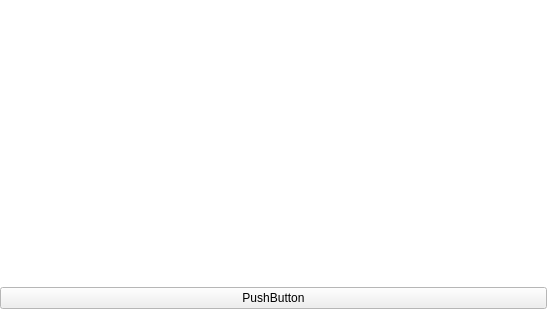
The window that mainwindow.ui (Dertosh/SocketChat) describes before a commit, drawn with Qt 5; both pictures show x 0 to 547 and y 148 to 468 of the 547 by 468 pixel window.
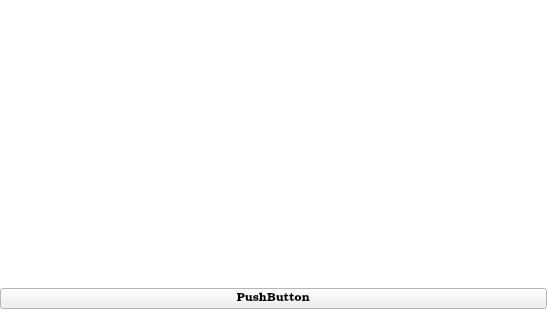
The same window after the commit.

Diff of the .ui file:
```diff
--- a/mainwindow.ui
+++ b/mainwindow.ui
@@ -83,6 +83,11 @@
     </disabled>
    </palette>
   </property>
+  <property name="font">
+   <font>
+    <family>URW Bookman L</family>
+   </font>
+  </property>
   <property name="windowTitle">
    <string>MainWindow</string>
   </property>
@@ -99,6 +104,11 @@
     </property>
     <item>
      <widget class="QTextBrowser" name="mesgOut">
+      <property name="font">
+       <font>
+        <italic>true</italic>
+       </font>
+      </property>
       <property name="frameShape">
        <enum>QFrame::NoFrame</enum>
       </property>
```
